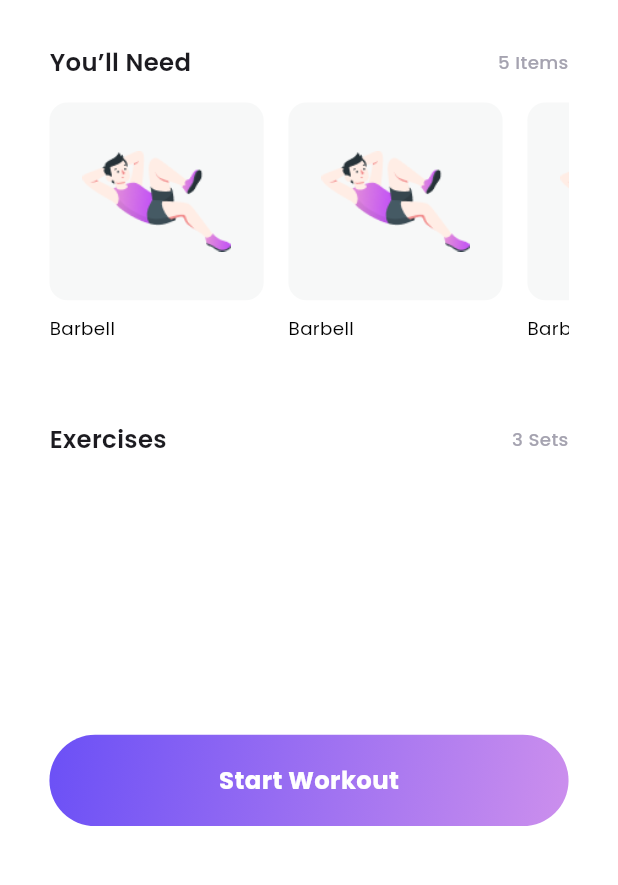
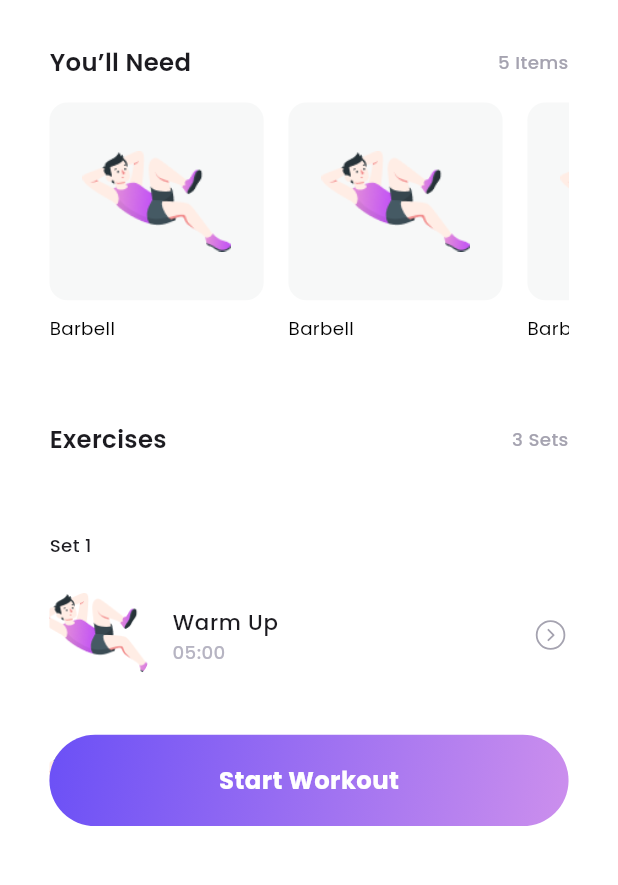
Before and after one commit to aliNassef/FitTrack, a Flutter app: the screen it shows after launch, scrolled down 328 dp, on a phone screen of 412 x 824 dp, the part 349-1234 px from its top. Run offline on Flutter 3.47's test engine with Material 3 defaults, Android fonts, the phone set to English and light mode, and no system bars; our stand-ins replace carousel_slider, device_preview, dio, easy_localization, fl_chart, flutter_bloc and 9 more; project files that could hold a hidden picture were left out.

Commit message:
feat: Add right arrow icon and implement SetExcersisesListItems and SetExcersiseItemListTile widgets

```diff
--- a/lib/core/utils/app_images.dart
+++ b/lib/core/utils/app_images.dart
@@ -31,6 +31,7 @@ abstract class AppIcons {
   static const String dateIcon = 'assets/icons/date_icon.svg';
   static const String logoIcon = 'assets/icons/logo_icon.svg';
   static const String notificationIcon = 'assets/icons/notification_icon.svg';
+  static const String rightArrow = 'assets/icons/right_arrow_with_circle.svg';
   static const String activeHomeIcon = 'assets/icons/home_active_icon.svg';
   static const String activeActivityIcon =
       'assets/icons/active_activity_icon.svg';
--- /dev/null
+++ b/lib/features/workout/presentation/widgets/set_excersise_item_list_tile.dart
@@ -0,0 +1,40 @@
+import 'package:flutter/material.dart';
+import 'package:flutter_screenutil/flutter_screenutil.dart';
+import 'package:flutter_svg/svg.dart';
+
+import '../../../../core/utils/app_colors.dart';
+import '../../../../core/utils/app_images.dart';
+import '../../../../core/utils/app_styles.dart';
+
+class SetExcersiseItemListTile extends StatelessWidget {
+  const SetExcersiseItemListTile({super.key});
+
+  @override
+  Widget build(BuildContext context) {
+    return ListTile(
+      contentPadding: EdgeInsets.zero,
+      leading: Container(
+        width: 60.w,
+        height: 60.h,
+        decoration: BoxDecoration(
+          borderRadius: BorderRadius.circular(12.r),
+          image: const DecorationImage(
+            image: AssetImage(AppImages.character),
+            fit: BoxFit.cover,
+          ),
+        ),
+      ),
+      title: Text(
+        'Warm Up',
+        style: AppStyles.medium14,
+      ),
+      subtitle: Text(
+        '05:00',
+        style: AppStyles.medium12.copyWith(
+          color: AppColors.greyLighterColor,
+        ),
+      ),
+      trailing: SvgPicture.asset(AppIcons.rightArrow),
+    );
+  }
+}
--- /dev/null
+++ b/lib/features/workout/presentation/widgets/set_excersises_list_items.dart
@@ -0,0 +1,32 @@
+import 'package:flutter/material.dart';
+import 'package:flutter_screenutil/flutter_screenutil.dart';
+
+import '../../../../core/helpers/app_spacer.dart';
+import '../../../../core/utils/app_styles.dart';
+import 'set_excersise_item_list_tile.dart';
+
+class SetExcersisesListItems extends StatelessWidget {
+  const SetExcersisesListItems({super.key});
+
+  @override
+  Widget build(BuildContext context) {
+    return Column(
+      crossAxisAlignment: CrossAxisAlignment.start,
+      spacing: 15.h,
+      children: [
+        const VerticalSpace(20),
+        Text(
+          'Set 1',
+          style: AppStyles.medium12,
+        ),
+        ...List.generate(
+          10,
+          (index) => Padding(
+            padding: EdgeInsets.only(bottom: 15.h),
+            child: const SetExcersiseItemListTile(),
+          ),
+        ),
+      ],
+    );
+  }
+}
--- a/lib/features/workout/presentation/widgets/workout_details_view_body.dart
+++ b/lib/features/workout/presentation/widgets/workout_details_view_body.dart
@@ -4,12 +4,12 @@ import 'package:fit_track_app/core/helpers/default_app_button.dart';
 import 'package:fit_track_app/core/widgets/custom_head_title_and_subtitle_button.dart';
 import 'package:flutter/material.dart';
 import 'package:flutter_screenutil/flutter_screenutil.dart';
-
 import '../../../../core/helpers/app_spacer.dart';
 import '../../../../core/utils/app_images.dart';
 import '../../../../core/widgets/custom_app_bar.dart';
 import 'equipment_list_items.dart';
 import 'fullbody_listtile_with_fav_button.dart';
+import 'set_excersises_list_items.dart';
 import 'swap_scroll_dvider.dart';
 import 'workout_info_display.dart';
 
@@ -70,17 +70,16 @@ class WorkoutDetailsViewBody extends StatelessWidget {
                   ],
                 ).withHorizontalPadding(30),
               ),
-              SliverFillRemaining(
+              SliverToBoxAdapter(
                 child: Container(
                   padding: EdgeInsets.symmetric(horizontal: 30.w),
                   decoration: const BoxDecoration(
                     color: Colors.white,
-                    borderRadius:
-                        BorderRadius.vertical(top: Radius.circular(40)),
+                    borderRadius: BorderRadius.vertical(
+                      top: Radius.circular(40),
                     ),
-                  child: const SingleChildScrollView(
-                    physics: NeverScrollableScrollPhysics(),
-                    child: Column(
+                  ),
+                  child: const Column(
                     crossAxisAlignment: CrossAxisAlignment.start,
                     children: [
                       VerticalSpace(10),
@@ -117,8 +116,9 @@ class WorkoutDetailsViewBody extends StatelessWidget {
                         subtitle: '3 Sets',
                       ),
                       VerticalSpace(15),
+                      SetExcersisesListItems(),
+                      VerticalSpace(100),
                     ],
-                    ),
                   ),
                 ),
               ),
```
Also changed, not shown: assets/icons/right_arrow_with_circle.svg (added). Lines whose indentation alone changed are shown as unchanged.
